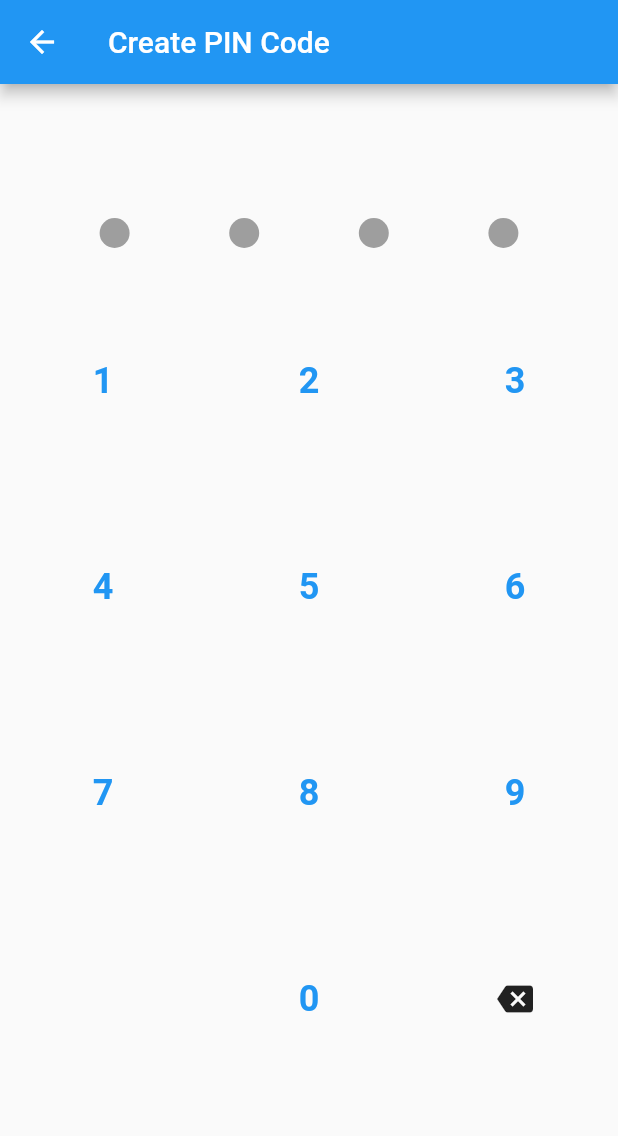
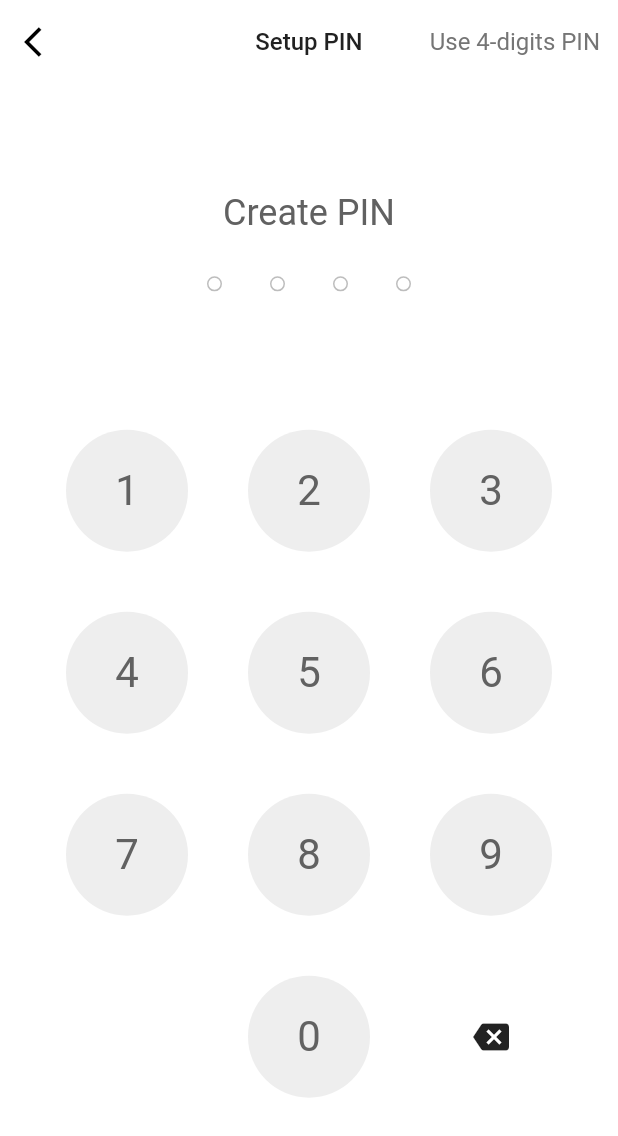
Before and after one commit to Blazebrain/cake_labs_test, a Flutter app: the screen it shows after launch, after a tap on "Create PIN Code", on a phone screen of 412 x 824 dp. Shown: the top 1136 px of the screen. Run offline on Flutter 3.47's test engine with Material 2 defaults, Android fonts, the phone set to English and light mode, and no system bars; our stand-ins replace hive_flutter; accounts and stored records are empty.

Commit message:
chore: Adjust ui and separate components into separate widgets

```diff
--- a/lib/main.dart
+++ b/lib/main.dart
@@ -26,9 +26,11 @@ class MyApp extends StatelessWidget {
         Provider<PinCodeRepository>.value(value: pinCodeRepository),
       ],
       child: MaterialApp(
+        debugShowCheckedModeBanner: false,
         title: 'Flutter PIN Code Demo',
         theme: ThemeData(
-          primarySwatch: Colors.blue,
+          primarySwatch: Colors.deepPurple,
+          scaffoldBackgroundColor: Colors.white,
         ),
         home: const MenuScreen(),
       ),
--- a/lib/presentation/create_pin_code_screen.dart
+++ b/lib/presentation/create_pin_code_screen.dart
@@ -17,19 +17,66 @@ class _CreatePinCodeScreenState extends State<CreatePinCodeScreen> {
   @override
   Widget build(BuildContext context) {
     return Scaffold(
-      appBar: AppBar(title: const Text('Create PIN Code')),
+      appBar: AppBar(
+        actions: [
+          Padding(
+            padding: const EdgeInsets.only(top: 18, right: 12),
+            child: Text(
+              'Use 4-digits PIN',
+              style: TextStyle(
+                fontSize: 16,
+                color: Colors.grey.shade600,
+              ),
+            ),
+          )
+        ],
+        centerTitle: true,
+        title: Text(
+          'Setup PIN',
+          style: TextStyle(
+            fontSize: 16,
+            color: Colors.grey[900],
+          ),
+        ),
+        backgroundColor: Colors.white,
+        elevation: 0.0,
+        leading: IconButton(
+          onPressed: () {
+            Navigator.pop(context);
+          },
+          icon: const Icon(
+            Icons.arrow_back_ios,
+            color: Colors.black,
+          ),
+        ),
+      ),
       body: Center(
+        child: Padding(
+          padding: const EdgeInsets.symmetric(horizontal: 24),
           child: Column(
             mainAxisAlignment: MainAxisAlignment.center,
             children: [
+              const Spacer(),
+              Text(
+                'Create PIN',
+                style: TextStyle(
+                  fontSize: 24,
+                  color: Colors.grey[700],
+                ),
+              ),
+              const SizedBox(height: 28),
               PinCodeIndicator(enteredPinCodeLength: _enteredPinCode.length),
-            const SizedBox(height: 20),
-            NumericKeyboard(onKeyPressed: (key) {
-              setState(() {
+              const Spacer(),
+              NumericKeyboard(
+                onKeyPressed: (key) {
+                  setState(
+                    () {
                       if (key == 'backspace') {
                         if (_enteredPinCode.isNotEmpty) {
                           _enteredPinCode = _enteredPinCode.substring(
-                        0, _enteredPinCode.length - 1);
+                            0,
+                            _enteredPinCode.length - 1,
+                          );
                         }
                       } else if (_enteredPinCode.length < 4) {
                         _enteredPinCode += key;
@@ -37,9 +84,13 @@ class _CreatePinCodeScreenState extends State<CreatePinCodeScreen> {
                           _navigateToConfirmPinCodeScreen(context);
                         }
                       }
-              });
-            }),
+                    },
+                  );
+                },
+              ),
+              const Spacer(),
             ],
+          ),
         ),
       ),
     );
--- a/lib/presentation/widgets/numeric_keyboard.dart
+++ b/lib/presentation/widgets/numeric_keyboard.dart
@@ -39,11 +39,23 @@ class _NumericKeyboardState extends State<NumericKeyboard> {
   }
 
   Widget _buildButton(String text, {VoidCallback? onPressed}) {
-    return TextButton(
-      onPressed: onPressed,
-      child: Text(
-        text,
-        style: const TextStyle(fontSize: 24, fontWeight: FontWeight.bold),
+    return Container(
+      margin: const EdgeInsets.all(20),
+      child: TextButton(
+        onPressed: onPressed,
+        style: ButtonStyle(
+          backgroundColor:
+              MaterialStateColor.resolveWith((states) => Colors.grey[200]!),
+          shape: MaterialStateProperty.all(const CircleBorder()),
+        ),
+        child: Text(
+          text,
+          style: TextStyle(
+            color: Colors.grey[700],
+            fontSize: 28,
+            fontWeight: FontWeight.w400,
+          ),
+        ),
       ),
     );
   }
--- a/lib/presentation/widgets/pin_code_indicator.dart
+++ b/lib/presentation/widgets/pin_code_indicator.dart
@@ -10,17 +10,28 @@ class PinCodeIndicator extends StatelessWidget {
   @override
   Widget build(BuildContext context) {
     return Row(
-      mainAxisAlignment: MainAxisAlignment.spaceEvenly,
-      children: List.generate(pinCodeLength, (index) {
-        return Container(
-          width: 20,
-          height: 20,
-          decoration: BoxDecoration(
-            shape: BoxShape.circle,
-            color: index < enteredPinCodeLength ? Colors.blue : Colors.grey,
-          ),
-        );
-      }),
+      mainAxisAlignment: MainAxisAlignment.center,
+      children: List.generate(
+        pinCodeLength,
+        (index) {
+          return Container(
+            width: 10,
+            height: 10,
+            margin: const EdgeInsets.symmetric(horizontal: 16),
+            decoration: BoxDecoration(
+              shape: BoxShape.circle,
+              color: index < enteredPinCodeLength
+                  ? Colors.deepPurple
+                  : Colors.transparent,
+              border: Border.all(
+                color: index < enteredPinCodeLength
+                    ? Colors.transparent
+                    : Colors.grey[400]!,
+              ),
+            ),
+          );
+        },
+      ),
     );
   }
 }
```
Also changed, not shown: lib/presentation/authentication_pin_code_screen.dart (+20 -24 lines), lib/presentation/confirm_pin_code_screen.dart (+53 -24 lines), lib/presentation/widgets/result_dialog_widget.dart (added, +54 -0 lines). Lines whose indentation alone changed are shown as unchanged.
